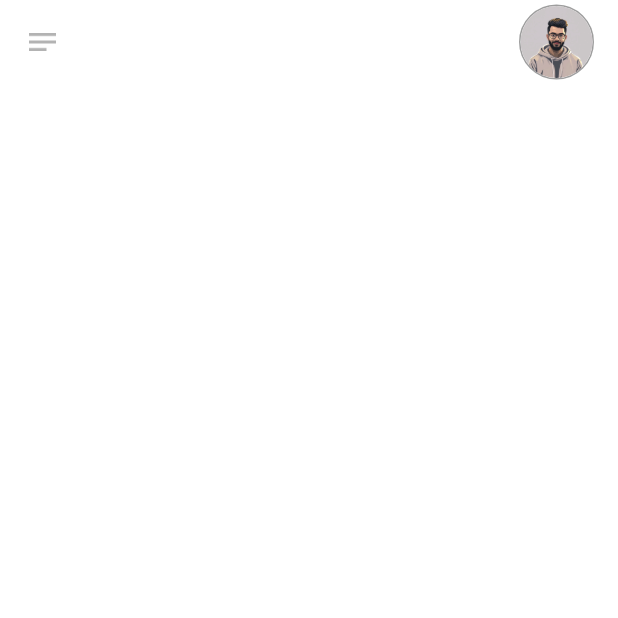
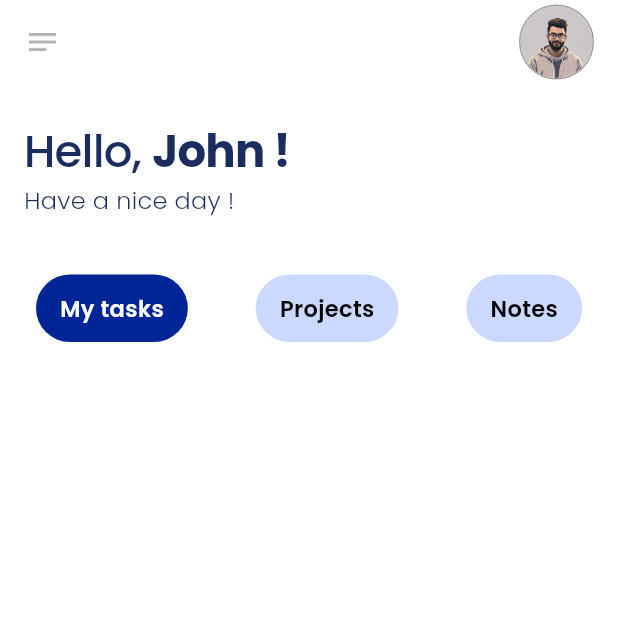
Before and after one commit to ShashiniAluthge/TaskBuddy, a Flutter app: the screen it shows after launch, on a phone screen of 412 x 824 dp, the top half of it. Run offline on Flutter 3.47's test engine with Material 3 defaults, Android fonts, the phone set to English and light mode, and no system bars; our stand-ins replace google_fonts.

Commit message:
create top title bar

```diff
--- a/lib/screens/homeScreen.dart
+++ b/lib/screens/homeScreen.dart
@@ -1,4 +1,6 @@
 import 'package:flutter/material.dart';
+import 'package:task_buddy/utils/app_textStyles.dart';
+import 'package:task_buddy/widgets/topTitlebar.dart';
 
 class HomeScreen extends StatefulWidget {
   const HomeScreen({super.key});
@@ -8,6 +10,10 @@ class HomeScreen extends StatefulWidget {
 }
 
 class _HomeScreenState extends State<HomeScreen> {
+  int selectedIndex = 0;
+
+  final List<String> topTitles = ['My tasks', 'Projects', 'Notes'];
+
   @override
   Widget build(BuildContext context) {
     return Scaffold(
@@ -37,6 +43,56 @@ class _HomeScreenState extends State<HomeScreen> {
                 )))
           ],
         ),
+        body: SingleChildScrollView(
+          child: Padding(
+            padding: const EdgeInsets.only(
+                top: 23.0, left: 16.0, right: 16.0, bottom: 16.0),
+            child: Column(
+              crossAxisAlignment: CrossAxisAlignment.start,
+              children: [
+                Text.rich(TextSpan(children: [
+                  TextSpan(
+                      text: 'Hello, ',
+                      style: AppTextStyle.h2
+                          .copyWith(color: Theme.of(context).primaryColor)),
+                  TextSpan(
+                      text: 'John !',
+                      style: AppTextStyle.h1
+                          .copyWith(color: Theme.of(context).primaryColor))
+                ])),
+                Text(
+                  'Have a nice day !',
+                  style: AppTextStyle.h3
+                      .copyWith(color: Theme.of(context).primaryColor),
+                ),
+                const SizedBox(height: 30.0),
+                Padding(
+                  padding: const EdgeInsets.all(8.0),
+                  child: Row(
+                    mainAxisAlignment: MainAxisAlignment.spaceBetween,
+                    children: [
+                      ...List.generate(
+                        topTitles.length,
+                        (index) {
+                          return GestureDetector(
+                            onTap: () {
+                              setState(() {
+                                selectedIndex = index;
+                              });
+                            },
+                            child: TopTitleBar(
+                                title: topTitles[index],
+                                isSelected: selectedIndex == index),
                           );
+                        },
+                      )
+                    ],
+                  ),
+                ),
+
+              ],
+            ),
+          ),
+        ));
   }
 }
--- /dev/null
+++ b/lib/utils/app_textStyles.dart
@@ -0,0 +1,50 @@
+import 'package:flutter/material.dart';
+import 'package:google_fonts/google_fonts.dart';
+
+class AppTextStyle {
+  //heading
+  static TextStyle h1 = GoogleFonts.poppins(
+    fontSize: 30,
+    fontWeight: FontWeight.w700,
+    height: 1.2,
+    letterSpacing: -0.5,
+  );
+
+  static TextStyle h2 = GoogleFonts.poppins(
+    fontSize: 30,
+    fontWeight: FontWeight.w500,
+    letterSpacing: -0.5,
+  );
+  static TextStyle h3 = GoogleFonts.poppins(
+    fontSize: 16,
+    fontWeight: FontWeight.w300,
+      letterSpacing: 0.2
+  );
+
+  //body text
+  static TextStyle bodyLarge = GoogleFonts.poppins(
+    fontSize: 16,
+    fontWeight: FontWeight.w400,
+  );
+  static TextStyle bodyMedium = GoogleFonts.poppins(
+      fontSize: 15, fontWeight: FontWeight.w400, letterSpacing: 0.2);
+
+  static TextStyle bodySmall = GoogleFonts.poppins(
+    fontSize: 14,
+    fontWeight: FontWeight.w400,
+  );
+
+  //button text
+  static TextStyle buttonLarge = GoogleFonts.poppins(
+      fontSize: 16, fontWeight: FontWeight.w600, letterSpacing: 0.5);
+  static TextStyle buttonMedium = GoogleFonts.poppins(
+    fontSize: 15,
+    fontWeight: FontWeight.w600,
+  );
+  static TextStyle buttonSmall = GoogleFonts.poppins(
+    fontSize: 14,
+    fontWeight: FontWeight.w500,
+  );
+
+
+}
--- a/lib/utils/app_themes.dart
+++ b/lib/utils/app_themes.dart
@@ -3,7 +3,7 @@ import 'package:flutter/material.dart';
 class AppThemes {
   //light theme
   static final light = ThemeData(
-    primaryColor: const Color(0xFF002596),
+    primaryColor: const Color(0xFF1B2C5E),
     scaffoldBackgroundColor: Colors.white,
     brightness: Brightness.light,
     appBarTheme: const AppBarTheme(
@@ -14,17 +14,21 @@ class AppThemes {
       ),
     ),
     colorScheme: ColorScheme.fromSeed(
-      seedColor: const Color(0xFF002596),
-      primary: const Color(0xFF002596),
+      seedColor: const Color(0xFF1B2C5E),
+      primary: const Color(0xFF1B2C5E),
       brightness: Brightness.light,
       surface: Colors.white,
     ),
-    cardColor: Colors.white,
-    bottomNavigationBarTheme: const BottomNavigationBarThemeData(
-      backgroundColor: Colors.white,
-      selectedItemColor: Color(0xFF002596),
-      unselectedItemColor: Colors.grey,
-    ),
+
+    cardColor: const Color(0xFF002596),
+
+
+
+    // bottomNavigationBarTheme: const BottomNavigationBarThemeData(
+    //   backgroundColor: Colors.white,
+    //   selectedItemColor: Color(0xFF002596),
+    //   unselectedItemColor: Colors.grey,
+    // ),
   );
 }
 
--- /dev/null
+++ b/lib/widgets/topTitlebar.dart
@@ -0,0 +1,35 @@
+import 'package:flutter/material.dart';
+import '../utils/app_textStyles.dart';
+
+class TopTitleBar extends StatelessWidget {
+  final String title;
+  final bool isSelected;
+
+  const TopTitleBar({
+    super.key,
+    required this.title,
+    required this.isSelected,
+  });
+
+  @override
+  Widget build(BuildContext context) {
+    Color selectedCardColor = const Color(0xFF002596);
+    Color unselectedCardColor = const Color(0xFFCBD8FF);
+
+    final Color backgroundColor =
+        isSelected ? selectedCardColor : unselectedCardColor;
+    final Color textColor = isSelected ? Colors.white : Colors.black;
+
+    return Container(
+      height: 45.0,
+      decoration: BoxDecoration(
+          color: backgroundColor, borderRadius: BorderRadius.circular(30.0)),
+      alignment: Alignment.center,
+      child: Padding(
+        padding: const EdgeInsets.symmetric(horizontal: 16.0),
+        child: Text(title,
+            style: AppTextStyle.buttonMedium.copyWith(color: textColor)),
+      ),
+    );
+  }
+}
```
Lines whose indentation alone changed are shown as unchanged.
